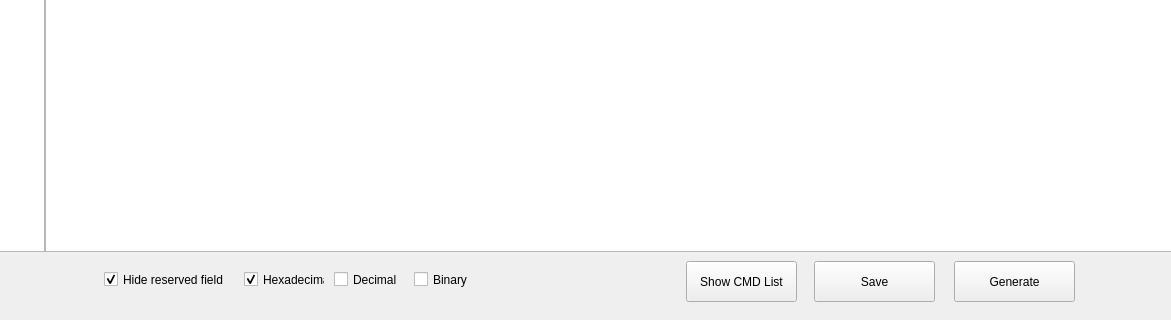
This is Client/command_validator_app/ui/command_info.ui in Jyuqi/AutoULTGen as Qt 5 draws it before an edit; both pictures show x 276 to 1447 and y 439 to 759 of the 1447 by 759 pixel window. The edited form follows.
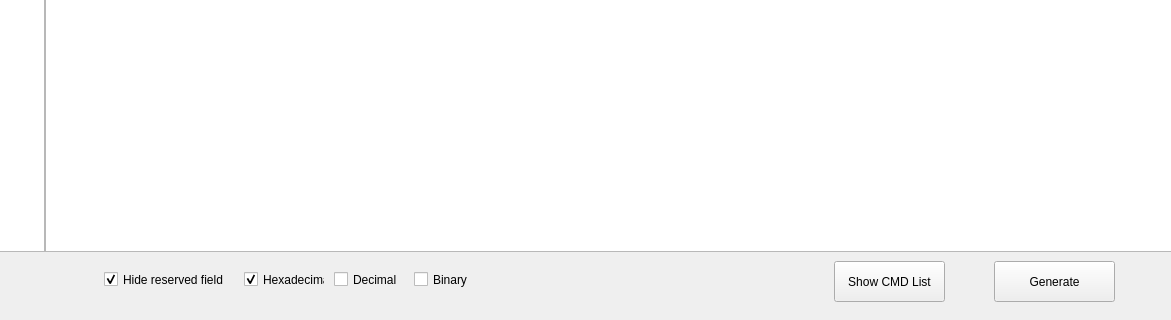
This is the edited form.

```diff
--- a/Client/command_validator_app/ui/command_info.ui
+++ b/Client/command_validator_app/ui/command_info.ui
@@ -156,7 +156,7 @@
       <rect>
        <x>380</x>
        <y>710</y>
-       <width>161</width>
+       <width>131</width>
        <height>17</height>
       </rect>
      </property>
@@ -167,23 +167,10 @@
       <bool>true</bool>
      </property>
     </widget>
-    <widget class="QPushButton" name="pushButtonSave">
-     <property name="geometry">
-      <rect>
-       <x>1090</x>
-       <y>700</y>
-       <width>121</width>
-       <height>41</height>
-      </rect>
-     </property>
-     <property name="text">
-      <string>Save</string>
-     </property>
-    </widget>
     <widget class="QPushButton" name="pushButtonGen">
      <property name="geometry">
       <rect>
-       <x>1230</x>
+       <x>1270</x>
        <y>700</y>
        <width>121</width>
        <height>41</height>
@@ -196,7 +183,7 @@
     <widget class="QPushButton" name="pushButtonSCL">
      <property name="geometry">
       <rect>
-       <x>962</x>
+       <x>1110</x>
        <y>700</y>
        <width>111</width>
        <height>41</height>
```
